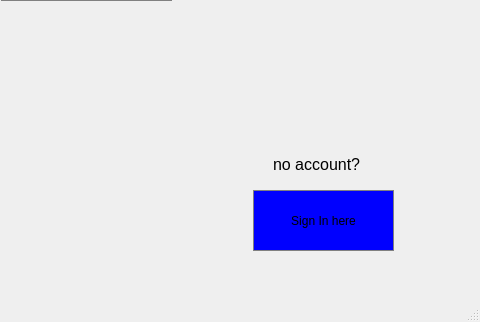
Qt form mainwindow.ui (SonaliGaonkar/CarRentalSystem) before a commit; both pictures show x 289 to 769 and y 210 to 532 of the 769 by 532 pixel window.
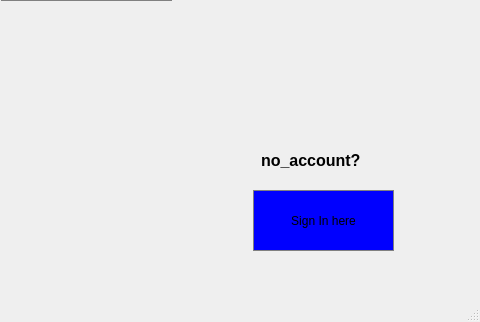
The same form after that commit.

The edit to the form file:
```diff
--- a/mainwindow.ui
+++ b/mainwindow.ui
@@ -136,26 +136,20 @@
    <widget class="QLabel" name="label_3">
     <property name="geometry">
      <rect>
-      <x>562</x>
-      <y>359</y>
-      <width>111</width>
-      <height>31</height>
+      <x>550</x>
+      <y>340</y>
+      <width>121</width>
+      <height>61</height>
      </rect>
     </property>
     <property name="font">
      <font>
       <pointsize>12</pointsize>
+      <bold>true</bold>
      </font>
     </property>
-    <property name="styleSheet">
-     <string notr="true">QPushButton {
-	background-color: #0000FF;
-	border: 1px solid gray;
-	padding: 5px;
-}</string>
-    </property>
     <property name="text">
-     <string>no account?</string>
+     <string>no_account?</string>
     </property>
    </widget>
   </widget>
```
Left out of the diff: 2 changed lines with no effect on the pictures.
